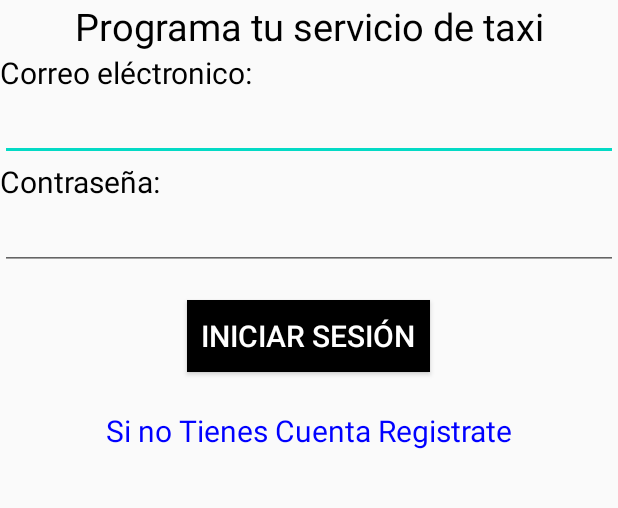
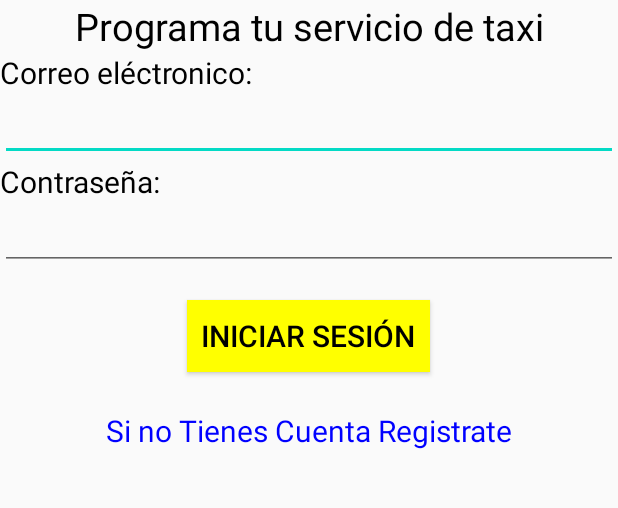
Before and after one commit to joseCorderoAlvarado/taxiServicios, an Android app: the homeCliente screen opened directly, with no data from a screen before it, in the side drawer, after a tap on "Cerrar Sesión", on a phone screen of 412 x 824 dp, the part 332-840 px from its top. Run offline under Robolectric (Android 15) with nearby library versions, the light colour scheme and no system bars; our stand-ins replace Volley; network calls fail; 2 statements that could not run were skipped.

Commit message:
cambios 24/05/2020
detalles esteticos en nombres.
correccion no se permiten fechas antiguas.
validacion de spinners.
colores de botones

```diff
--- a/taxiServicios/app/src/main/java/com/example/taxiservicios/AdaptadorAdministrador.java
+++ b/taxiServicios/app/src/main/java/com/example/taxiservicios/AdaptadorAdministrador.java
@@ -47,7 +47,7 @@ public class AdaptadorAdministrador extends RecyclerView.Adapter<AdaptadorAdmini
         {
             holder.txtstatus.setTextColor(Color.rgb(0,143,57));
             holder.btnComando.setVisibility(View.VISIBLE);
-            holder.btnComando.setText("Confirmar");
+            holder.btnComando.setText("Confirmar servicio");
             holder.btnComando.setOnClickListener(new View.OnClickListener() {
                 @Override
                 public void onClick(View view) {
--- a/taxiServicios/app/src/main/java/com/example/taxiservicios/AdaptadorCliente.java
+++ b/taxiServicios/app/src/main/java/com/example/taxiservicios/AdaptadorCliente.java
@@ -41,7 +41,7 @@ public class AdaptadorCliente extends RecyclerView.Adapter<AdaptadorCliente.View
 
            holder.txtstatus.setTextColor(Color.rgb(0,143,57));
            holder.btnComandoCliente.setVisibility(View.VISIBLE);
-           holder.btnComandoCliente.setText("Modificar");
+           holder.btnComandoCliente.setText("Modificar servicio");
 
            holder.btnComandoCliente.setOnClickListener(new View.OnClickListener() {
                @Override
@@ -62,7 +62,7 @@ public class AdaptadorCliente extends RecyclerView.Adapter<AdaptadorCliente.View
 
                holder.txtstatus.setTextColor(Color.BLACK);
                holder.btnComandoCliente.setVisibility(View.VISIBLE);
-               holder.btnComandoCliente.setText("Calificar");
+               holder.btnComandoCliente.setText("Calificar servicio");
                holder.btnComandoCliente.setOnClickListener(new View.OnClickListener() {
                    @Override
                    public void onClick(View view) {
--- a/taxiServicios/app/src/main/java/com/example/taxiservicios/homeCliente.java
+++ b/taxiServicios/app/src/main/java/com/example/taxiservicios/homeCliente.java
@@ -73,7 +73,7 @@ Button btnNuevoServicio;
             @Override
             public void run(){
                 cargarconfirmado("http://pruebataxi.laviveshop.com/app/ultimoconfirmado.php",correo);
-                handler.postDelayed(this, 6000);
+                handler.postDelayed(this, 1000);
             }
         };
         handler.postDelayed(runnable, 1000);
--- a/taxiServicios/app/src/main/java/com/example/taxiservicios/modificarServicio.java
+++ b/taxiServicios/app/src/main/java/com/example/taxiservicios/modificarServicio.java
@@ -53,6 +53,7 @@ public class modificarServicio extends Fragment {
         txtcomentariosm=view.findViewById(R.id.txtComentariosm);
         btnModificar=view.findViewById(R.id.btnmodificar);
         btnEliminar=view.findViewById(R.id.btnEliminar);
+        fecham.setMinDate(System.currentTimeMillis() - 1000);
         cargardatos("http://pruebataxi.laviveshop.com/app/consultarservicioabierto.php",idrecuperado);
         btnModificar.setOnClickListener(new View.OnClickListener() {
             @Override
--- a/taxiServicios/app/src/main/res/layout/activity_main.xml
+++ b/taxiServicios/app/src/main/res/layout/activity_main.xml
@@ -78,9 +78,9 @@
                         android:layout_height="wrap_content"
                         android:layout_gravity="center|center_horizontal"
                         android:layout_margin="20dp"
-                        android:background="#000000"
+                        android:background="#ffff00"
                         android:text="  Iniciar Sesión  "
-                        android:textColor="#ffffff"
+                        android:textColor="#000"
                         android:textSize="20dp">
 
                     </Button>
--- a/taxiServicios/app/src/main/res/layout/activity_registro.xml
+++ b/taxiServicios/app/src/main/res/layout/activity_registro.xml
@@ -119,7 +119,7 @@
                 android:layout_height="wrap_content"
                 android:layout_margin="5dp"
                 android:gravity="center"
-                android:text="Si ya tienes cuenta iniciaSesion"
+                android:text="Si ya tienes cuenta inicia Sesión"
                 android:textColor="#0000FF"
                 android:textSize="20dp" />
         </LinearLayout>
--- a/taxiServicios/app/src/main/res/layout/fragment_modificarservicio.xml
+++ b/taxiServicios/app/src/main/res/layout/fragment_modificarservicio.xml
@@ -126,9 +126,9 @@
                         android:layout_width="wrap_content"
                         android:layout_height="wrap_content"
                         android:layout_margin="18dp"
-                        android:background="#000000"
+                        android:background="#ffff00"
                         android:text="Modificar Servicio"
-                        android:textColor="#ffffff"
+                        android:textColor="#000"
                         android:textSize="15dp" />
 
                     <Button
```
Also changed, not shown: taxiServicios/app/src/main/java/com/example/taxiservicios/nuevoServicio.java (+10 -13 lines).
